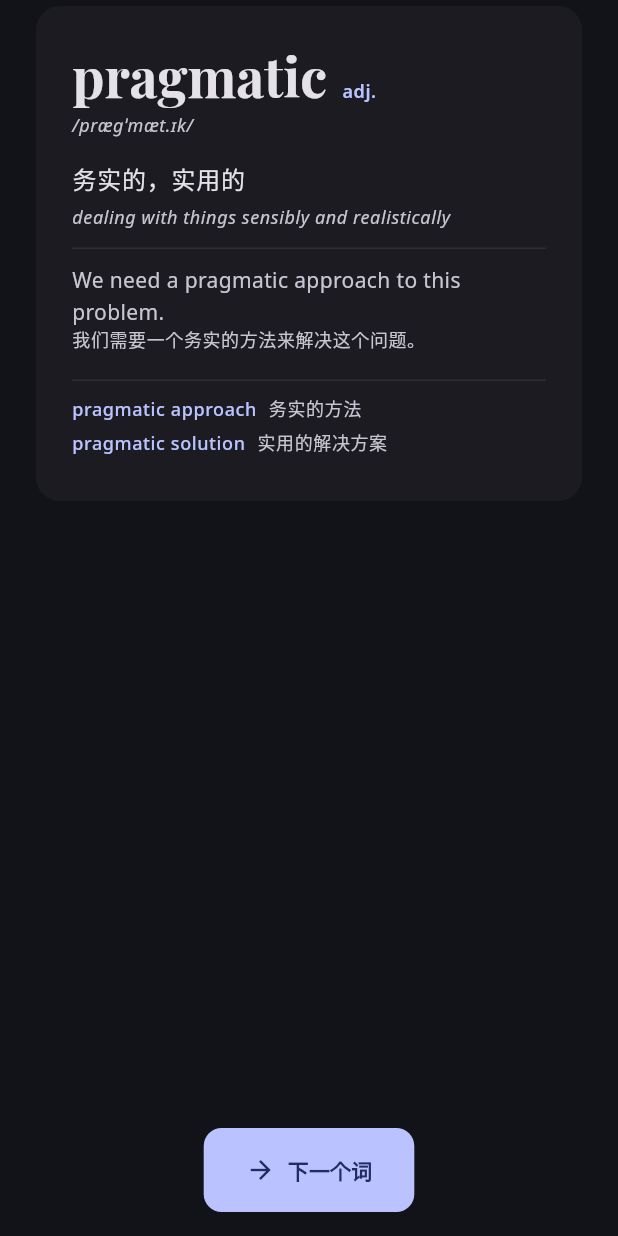
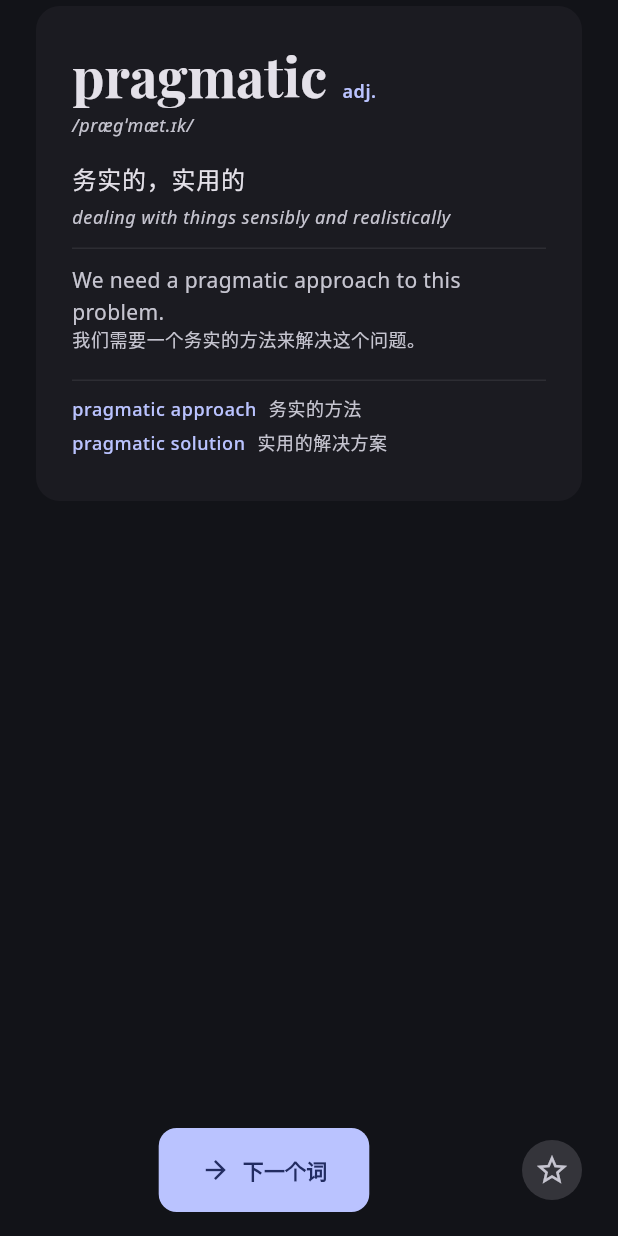
Before and after one commit to solariesity/noteworthy, a Flutter app: the WordCardView widget shown alone on an empty page, opened directly, on a phone screen of 412 x 824 dp. Run offline on Flutter 3.47's test engine with Material 3 defaults, Android fonts, the phone set to English and light mode, and no system bars; our stand-ins replace file_picker, google_fonts; missing offline and left inert: dart:ffi, window_manager.

Commit message:
伪随机、颜色、收藏

```diff
--- a/lib/core/theme/app_theme.dart
+++ b/lib/core/theme/app_theme.dart
@@ -2,15 +2,11 @@ import 'package:flutter/material.dart';
 import 'package:google_fonts/google_fonts.dart';
 
 class AppTheme {
-  static const _seedColor = Color(0xFF5C6BC0);
+  static ThemeData dark(Color seedColor) => _build(Brightness.dark, seedColor);
 
-  static ThemeData get light => _build(Brightness.light);
-
-  static ThemeData get dark => _build(Brightness.dark);
-
-  static ThemeData _build(Brightness brightness) {
+  static ThemeData _build(Brightness brightness, Color seedColor) {
     final colorScheme = ColorScheme.fromSeed(
-      seedColor: _seedColor,
+      seedColor: seedColor,
       brightness: brightness,
     );
 
--- /dev/null
+++ b/lib/core/theme/theme_provider.dart
@@ -0,0 +1,56 @@
+import 'dart:convert';
+import 'dart:io';
+import 'package:flutter/material.dart';
+import 'package:path_provider/path_provider.dart';
+
+class ThemeAccent {
+  final String name;
+  final Color color;
+
+  const ThemeAccent(this.name, this.color);
+}
+
+const themeAccents = [
+  ThemeAccent('靛蓝', Color(0xFF5C6BC0)),
+  ThemeAccent('青蓝', Color(0xFF2196F3)),
+  ThemeAccent('青绿', Color(0xFF009688)),
+  ThemeAccent('翠绿', Color(0xFF4CAF50)),
+  ThemeAccent('琥珀', Color(0xFFFF9800)),
+  ThemeAccent('珊瑚', Color(0xFFFF7043)),
+  ThemeAccent('玫红', Color(0xFFE91E63)),
+  ThemeAccent('紫罗兰', Color(0xFF9C27B0)),
+];
+
+class ThemeProvider extends ChangeNotifier {
+  Color _accentColor = themeAccents[0].color;
+  int _index = 0;
+
+  Color get accentColor => _accentColor;
+  int get selectedIndex => _index;
+
+  Future<void> initialize() async {
+    try {
+      final appDir = await getApplicationDocumentsDirectory();
+      final file = File('${appDir.path}/theme.json');
+      if (await file.exists()) {
+        final map = json.decode(await file.readAsString()) as Map<String, dynamic>;
+        _index = map['index'] as int? ?? 0;
+        _accentColor = themeAccents[_index.clamp(0, themeAccents.length - 1)].color;
+      }
+    } catch (_) {}
+    notifyListeners();
+  }
+
+  Future<void> selectAccent(int index) async {
+    if (index < 0 || index >= themeAccents.length) return;
+    _index = index;
+    _accentColor = themeAccents[index].color;
+    notifyListeners();
+
+    try {
+      final appDir = await getApplicationDocumentsDirectory();
+      final file = File('${appDir.path}/theme.json');
+      await file.writeAsString(json.encode({'index': index}));
+    } catch (_) {}
+  }
+}
--- a/lib/main.dart
+++ b/lib/main.dart
@@ -2,6 +2,7 @@ import 'dart:io' show Platform;
 import 'package:flutter/material.dart';
 import 'package:provider/provider.dart';
 import 'package:window_manager/window_manager.dart';
+import 'core/theme/theme_provider.dart';
 import 'app.dart';
 import 'modules/word/services/word_service.dart';
 import 'modules/word/providers/word_provider.dart';
@@ -29,6 +30,9 @@ void main() async {
   final planProvider = PlanProvider();
   await planProvider.initialize();
 
+  final themeProvider = ThemeProvider();
+  await themeProvider.initialize();
+
   final midiPlayer = createMidiPlayer();
   await midiPlayer.initialize();
 
@@ -40,6 +44,7 @@ void main() async {
           create: (_) => WordProvider(wordService)..nextWord(),
         ),
         ChangeNotifierProvider.value(value: planProvider),
+        ChangeNotifierProvider.value(value: themeProvider),
         ChangeNotifierProvider(
           create: (_) => ChordProvider(
             ChordGenerator(),
--- a/lib/modules/word/views/word_card_view.dart
+++ b/lib/modules/word/views/word_card_view.dart
@@ -3,6 +3,7 @@ import 'package:provider/provider.dart';
 import '../../../core/widgets/noteful_card.dart';
 import '../../../core/widgets/action_button.dart';
 import '../providers/word_provider.dart';
+import '../providers/plan_provider.dart';
 import '../models/word_entry.dart';
 
 class WordCardView extends StatelessWidget {
@@ -41,11 +42,38 @@ class WordCardView extends StatelessWidget {
                 ),
               ),
               Padding(
-                padding: const EdgeInsets.only(bottom: 16),
-                child: ActionButton(
-                  label: '下一个词',
-                  icon: Icons.arrow_forward,
-                  onPressed: () => provider.nextWord(),
+                padding: const EdgeInsets.only(bottom: 16, left: 20, right: 20),
+                child: Row(
+                  mainAxisAlignment: MainAxisAlignment.center,
+                  children: [
+                    Expanded(
+                      child: ActionButton(
+                        label: '下一个词',
+                        icon: Icons.arrow_forward,
+                        onPressed: () => provider.nextWord(),
+                      ),
+                    ),
+                    const SizedBox(width: 12),
+                    Consumer<PlanProvider>(
+                      builder: (context, planProvider, _) {
+                        final favorited = planProvider.isFavorited(word.word);
+                        return IconButton.filled(
+                          onPressed: () => planProvider.toggleFavorite(word),
+                          icon: Icon(favorited ? Icons.star : Icons.star_border),
+                          style: IconButton.styleFrom(
+                            backgroundColor: favorited
+                                ? Colors.amber.shade700
+                                : Theme.of(context)
+                                    .colorScheme
+                                    .surfaceContainerHighest,
+                            foregroundColor: favorited
+                                ? Colors.white
+                                : Theme.of(context).colorScheme.onSurfaceVariant,
+                          ),
+                        );
+                      },
+                    ),
+                  ],
                 ),
               ),
             ],
```
Also changed, not shown: lib/app.dart (+11 -5 lines), lib/modules/settings/views/settings_view.dart (+52 -19 lines), lib/modules/word/providers/plan_provider.dart (+97 -0 lines), lib/modules/word/providers/word_provider.dart (+21 -24 lines).
